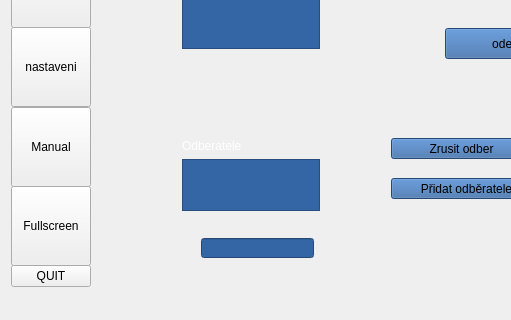
This is mainwindow.ui in frutabruta/VDV301tester as Qt 5 draws it before an edit; both pictures show x 0 to 511 and y 160 to 480 of the 800 by 480 pixel window. The edited form follows.
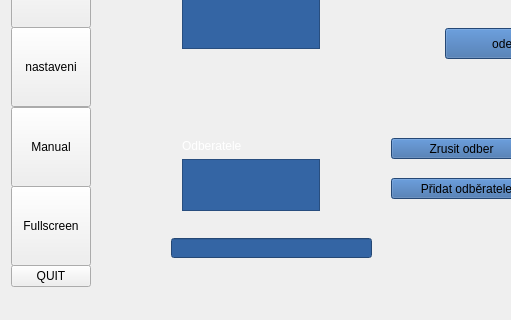
This is the edited form. The open tabs and pages were chosen to show the change.

Diff of the .ui file:
```diff
--- a/mainwindow.ui
+++ b/mainwindow.ui
@@ -1924,9 +1924,9 @@
          <widget class="QLineEdit" name="lineEdit_ipadresaOdberatele">
           <property name="geometry">
            <rect>
-            <x>110</x>
+            <x>80</x>
             <y>370</y>
-            <width>113</width>
+            <width>201</width>
             <height>20</height>
            </rect>
           </property>
```
Left out of the diff: 2 changed lines with no effect on the pictures.
